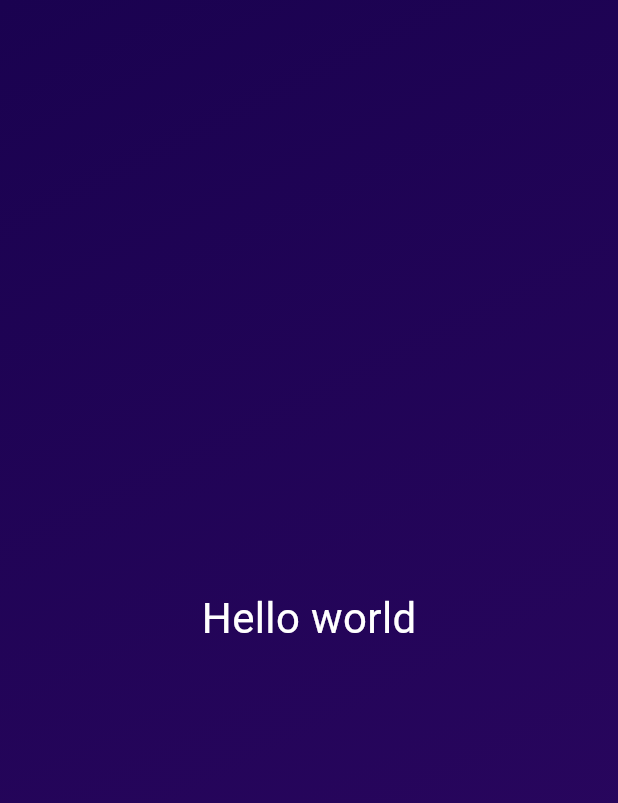
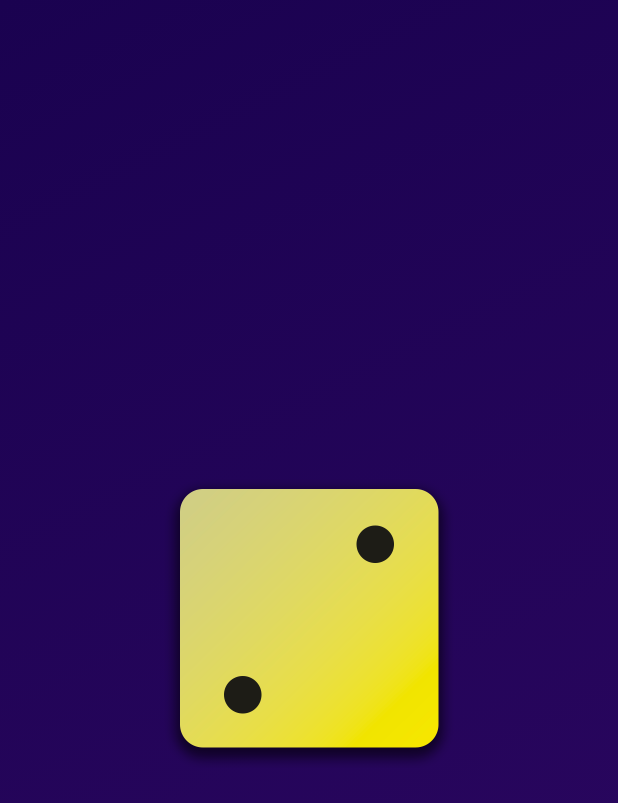
Before and after one commit to Olamigoke10/RollDiceAppFlutter, a Flutter app: the screen it shows after launch, on a phone screen of 412 x 824 dp. Shown: the top 803 px of the screen. Run offline on Flutter 3.47's test engine with Material 3 defaults, Android fonts, the phone set to English and light mode, and no system bars.

Commit message:
Added the dice

```diff
--- /dev/null
+++ b/lib/gradient_container.dart
@@ -0,0 +1,36 @@
+import 'package:flutter/material.dart';
+
+// import 'package:roll_dice/styled_text.dart';
+
+const startAlignment = Alignment.topLeft;
+const endAlignment = Alignment.bottomRight;
+
+class GradientContainer extends StatelessWidget{
+  const GradientContainer(this.colors, {super.key});
+
+  // final Color color1;
+  // final Color color2;
+  // colors: [
+  //   color1,
+  //   color2
+  // ]
+
+  final List<Color> colors;
+
+  @override
+  Widget build(BuildContext context) {
+    // TODO: implement build
+    return Container(
+        decoration: BoxDecoration(
+          gradient: LinearGradient(
+            colors: colors,
+             begin: startAlignment,
+             end: endAlignment,
+             ),
+        ),
+        child: Center(
+          child: Image.asset('assets/images/dice-2.png', width: 200,),
+        ),
+      );
+  }
+}
```
Also changed, not shown: lib/main.dart (+6 -21 lines), lib/styled_text.dart (added, +20 -0 lines), pubspec.yaml (+7 -3 lines), assets/images/dice-1.png (added), assets/images/dice-2.png (added), assets/images/dice-3.png (added), assets/images/dice-4.png (added), assets/images/dice-5.png (added), assets/images/dice-6.png (added).
